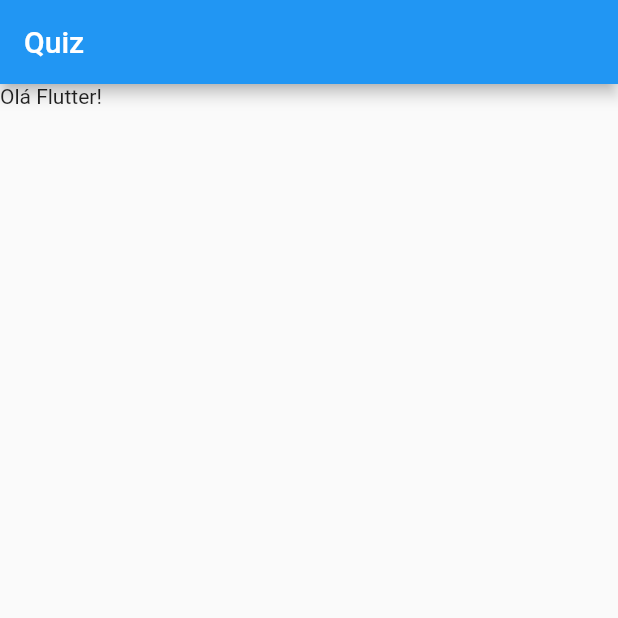
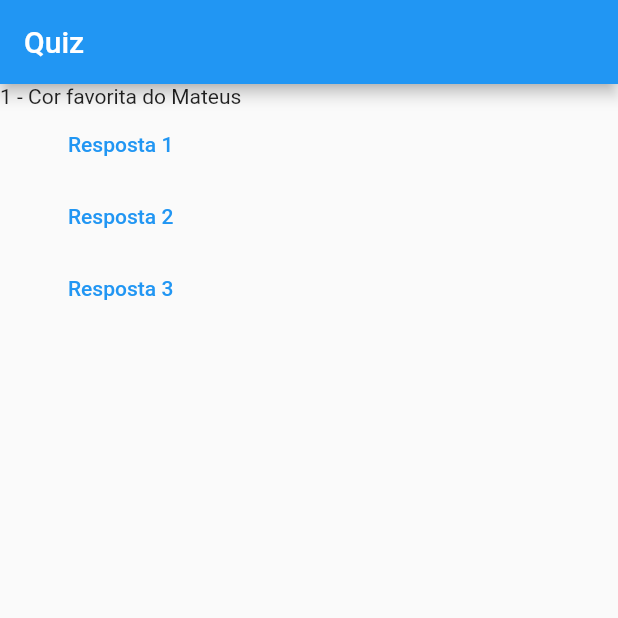
Before and after one commit to menesesdev/Quiz_Perguntas_App, a Flutter app: the screen it shows after launch, on a phone screen of 412 x 824 dp, the top half of it. Run offline on Flutter 3.47's test engine with Material 2 defaults, Android fonts, the phone set to English and light mode, and no system bars.

```diff
--- a/lib/main.dart
+++ b/lib/main.dart
@@ -2,17 +2,51 @@ import 'package:flutter/material.dart';
 
 main() => runApp(PerguntaApp());
 
-class PerguntaApp extends StatelessWidget {
+class PerguntaApp extends StatefulWidget {
+  @override
+  State<PerguntaApp> createState() => _PerguntaAppState();
+}
 
+class _PerguntaAppState extends State<PerguntaApp> {
+  final perguntas = [
+    '1 - Cor favorita do Mateus',
+    '2 - Animal favorito do Mateus',
+  ];
+
+  void responder(){
+    setState(() {
+      perguntaSelecionada++;
+    });
+    print(perguntaSelecionada);
+  }
+
+  var perguntaSelecionada = 0;
 
   @override
   Widget build(BuildContext context) {
     return MaterialApp(
+      debugShowCheckedModeBanner: false,
       home: Scaffold(
         appBar: AppBar(
           title: Text('Quiz'),
         ),
-        body: Text('Olá Flutter!'),
+        body: Column(
+          children: [
+            Text(perguntas[perguntaSelecionada]),
+            TextButton(
+              child: Text('Resposta 1'),
+              onPressed: responder,
+            ),
+            TextButton(
+              child: Text('Resposta 2'),
+              onPressed: responder,
+            ),
+            TextButton(
+              child: Text('Resposta 3'),
+              onPressed: responder,
+            ),
+          ],
+        ),
       ),
     );
   }
```
